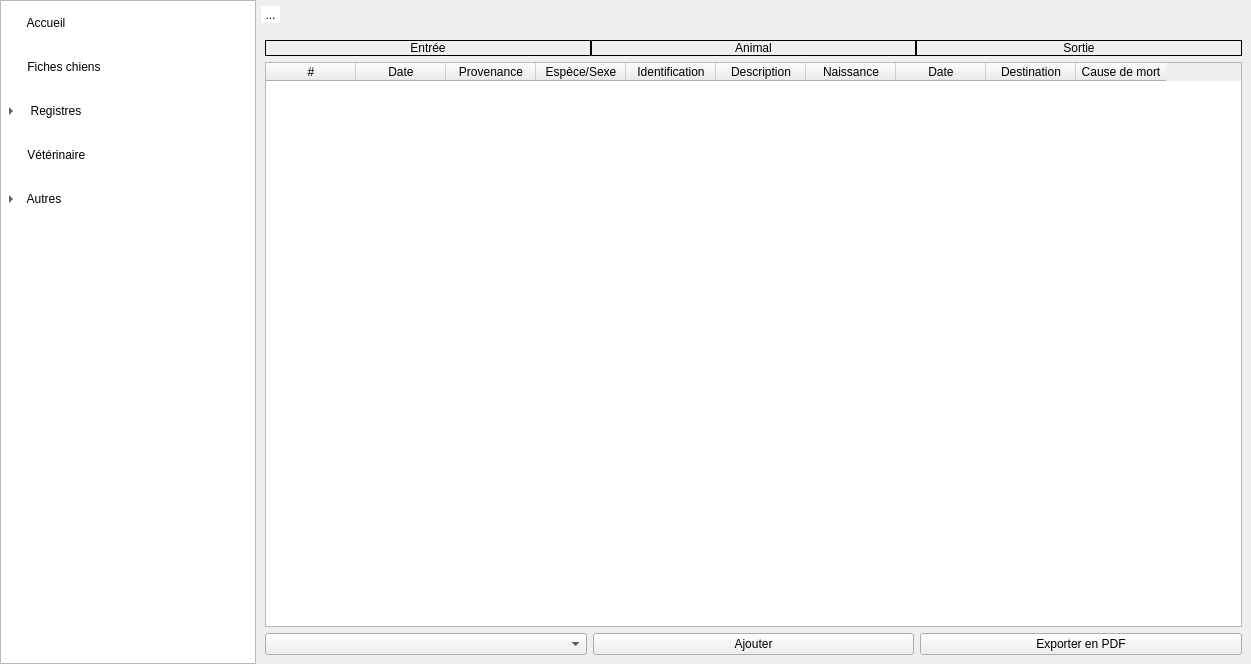
Qt form mainwindow.ui (ArtAuc/mkrescue) before a commit.
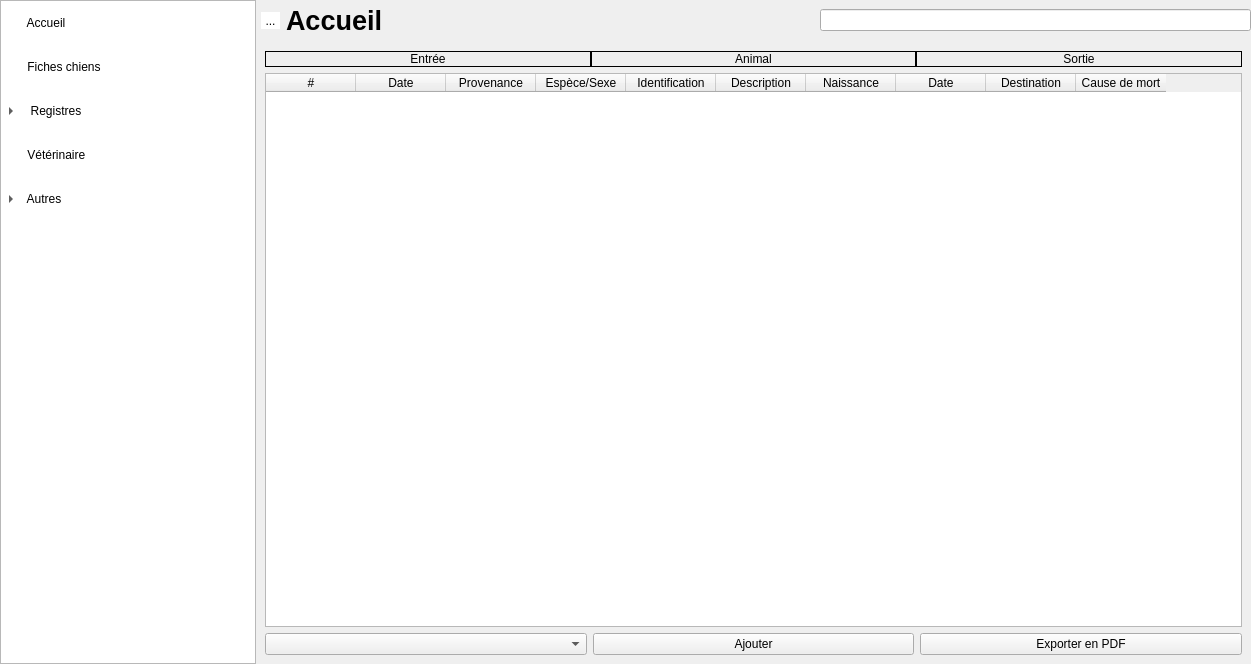
The same form after that commit. Icons and pictures are not drawn. Custom widgets are drawn as their Qt base class.

Commit message: Section title label

```diff
--- a/mainwindow.ui
+++ b/mainwindow.ui
@@ -285,6 +285,57 @@
           </property>
          </widget>
         </item>
+        <item>
+         <widget class="QLabel" name="titleLabel">
+          <property name="palette">
+           <palette>
+            <active>
+             <colorrole role="WindowText">
+              <brush brushstyle="SolidPattern">
+               <color alpha="255">
+                <red>67</red>
+                <green>67</green>
+                <blue>67</blue>
+               </color>
+              </brush>
+             </colorrole>
+            </active>
+            <inactive>
+             <colorrole role="WindowText">
+              <brush brushstyle="SolidPattern">
+               <color alpha="255">
+                <red>0</red>
+                <green>0</green>
+                <blue>0</blue>
+               </color>
+              </brush>
+             </colorrole>
+            </inactive>
+            <disabled>
+             <colorrole role="WindowText">
+              <brush brushstyle="SolidPattern">
+               <color alpha="255">
+                <red>190</red>
+                <green>190</green>
+                <blue>190</blue>
+               </color>
+              </brush>
+             </colorrole>
+            </disabled>
+           </palette>
+          </property>
+          <property name="font">
+           <font>
+            <pointsize>20</pointsize>
+            <bold>true</bold>
+            <underline>false</underline>
+           </font>
+          </property>
+          <property name="text">
+           <string>Accueil</string>
+          </property>
+         </widget>
+        </item>
         <item>
          <spacer name="horizontalSpacer">
           <property name="orientation">
@@ -298,6 +349,9 @@
           </property>
          </spacer>
         </item>
+        <item>
+         <widget class="QLineEdit" name="searchLine"/>
+        </item>
        </layout>
       </item>
       <item>
```
The commit also changes 2 other files.
